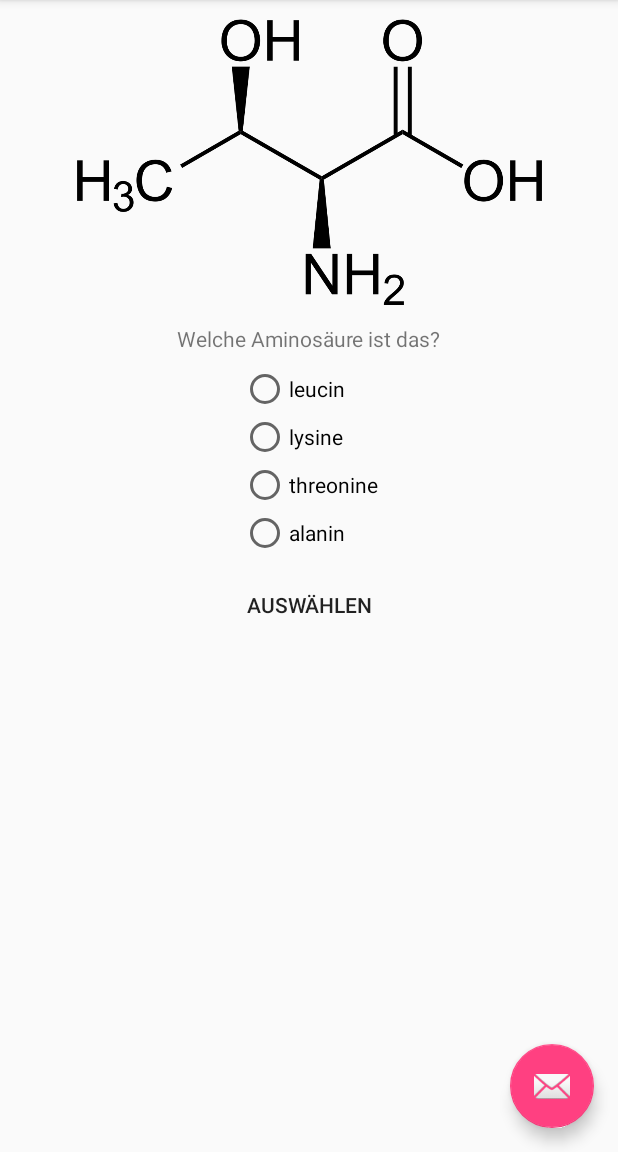
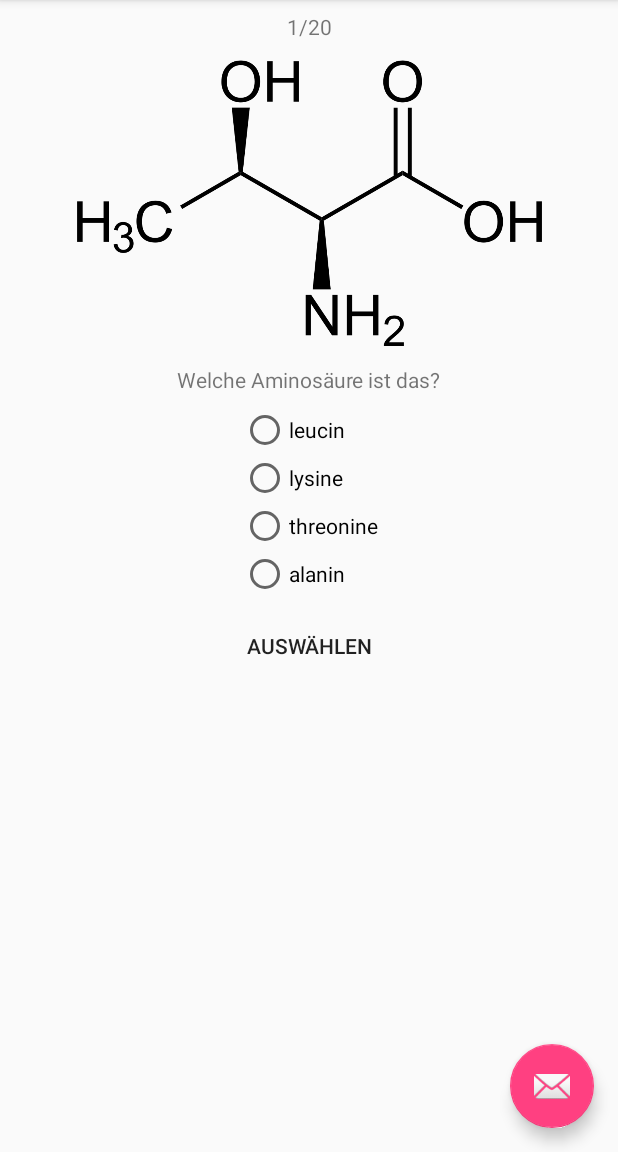
Before and after one commit to fluktuid/Aminos-uren, an Android app: the screen it shows after launch (MainActivity), on a phone screen of 412 x 824 dp, the part 84-1236 px from its top. Run offline under Robolectric (Android 15) with nearby library versions, the phone set to English and light mode, and no system bars.

Commit message:
misc changes

```diff
--- a/app/build.gradle
+++ b/app/build.gradle
@@ -32,9 +32,9 @@ dependencies {
     androidTestCompile('com.android.support.test.espresso:espresso-core:2.2.2', {
         exclude group: 'com.android.support', module: 'support-annotations'
     })
-    compile 'com.android.support:appcompat-v7:26.+'
-    compile 'com.android.support:support-v4:26.+'
-    compile 'com.android.support:design:26.+'
+    compile 'com.android.support:appcompat-v7:26.0.0-alpha1'
+    compile 'com.android.support:support-v4:26.0.0-alpha1'
+    compile 'com.android.support:design:26.0.0-alpha1'
     compile 'com.android.support.constraint:constraint-layout:1.0.2'
     testCompile 'junit:junit:4.12'
 }
--- a/app/src/main/java/de/fluktuid/aminosaeuren/MainActivity.java
+++ b/app/src/main/java/de/fluktuid/aminosaeuren/MainActivity.java
@@ -16,6 +16,7 @@ import android.view.View;
 import android.widget.Button;
 import android.widget.ImageView;
 import android.widget.RadioButton;
+import android.widget.TextView;
 import android.widget.Toast;
 
 import java.util.ArrayList;
@@ -29,6 +30,7 @@ public class MainActivity extends AppCompatActivity
     private Random random = new Random();
     private ArrayList<Aminosäure> leftOverAcidList = new ArrayList<>();
     private ArrayList<Aminosäure> acidList = new ArrayList<>();
+    private TextView position;
 
     @SuppressWarnings("deprecation")
     @Override
@@ -50,6 +52,8 @@ public class MainActivity extends AppCompatActivity
 
         NavigationView navigationView = (NavigationView) findViewById(R.id.nav_view);
         navigationView.setNavigationItemSelectedListener(this);
+
+        position = (TextView) findViewById(R.id.position);
 
         leftOverAcidList = loadAminosaeuren();
         acidList = new ArrayList<>(leftOverAcidList);
@@ -153,7 +157,10 @@ public class MainActivity extends AppCompatActivity
     private Aminosäure currentAmino = null;
 
     private void setAminosaeure() {
+        if (currentAmino != null)
+            leftOverAcidList.remove(currentAmino);
         int chosen = random.nextInt(leftOverAcidList.size());
+        position.setText((acidList.size() - leftOverAcidList.size()) + 1 + "/" + acidList.size());
         currentAmino = leftOverAcidList.get(chosen);
         acid.setImageDrawable(currentAmino.getDrawable());
         int[] x;
@@ -189,6 +196,10 @@ public class MainActivity extends AppCompatActivity
             Toast.makeText(this, "Die Antwort war korrekt.", Toast.LENGTH_SHORT).show();
         else
             Toast.makeText(this, "Die Antwort war falsch.\nKorrekt wäre " + currentAmino.getName() + " gewesen.", Toast.LENGTH_SHORT).show();
-        setAminosaeure();
+        if (leftOverAcidList.size() > 0)
+            setAminosaeure();
+        else {
+            //fertig
+        }
     }
 }
--- a/app/src/main/res/layout/content_main.xml
+++ b/app/src/main/res/layout/content_main.xml
@@ -8,47 +8,59 @@
     tools:context="de.fluktuid.aminosaeuren.MainActivity"
     tools:showIn="@layout/app_bar_main">
 
+    <TextView
+        android:id="@+id/position"
+        android:layout_width="wrap_content"
+        android:layout_height="wrap_content"
+        android:lines="1"
+        app:layout_constraintTop_toTopOf="parent"
+        android:layout_marginTop="8dp"
+        android:layout_marginRight="8dp"
+        app:layout_constraintRight_toRightOf="parent"
+        android:layout_marginLeft="8dp"
+        app:layout_constraintLeft_toLeftOf="parent" />
+
     <ImageView
         android:id="@+id/acid"
         android:layout_width="360dp"
         android:layout_height="200dp"
+        android:layout_marginEnd="8dp"
         android:layout_marginLeft="8dp"
         android:layout_marginRight="8dp"
-        android:layout_marginTop="8dp"
+        android:layout_marginStart="8dp"
         android:contentDescription="Aminosäure"
         android:scaleType="centerInside"
         app:layout_constraintLeft_toLeftOf="parent"
         app:layout_constraintRight_toRightOf="parent"
-        app:layout_constraintTop_toTopOf="parent"
-        android:layout_marginStart="8dp"
-        android:layout_marginEnd="8dp" />
+        android:layout_marginTop="8dp"
+        app:layout_constraintTop_toBottomOf="@+id/position" />
 
     <TextView
         android:id="@+id/textView2"
         android:layout_width="wrap_content"
         android:layout_height="wrap_content"
+        android:layout_marginEnd="8dp"
         android:layout_marginLeft="8dp"
         android:layout_marginRight="8dp"
+        android:layout_marginStart="8dp"
         android:layout_marginTop="8dp"
         android:text="@string/welche_aminosaeure"
         app:layout_constraintLeft_toLeftOf="parent"
         app:layout_constraintRight_toRightOf="parent"
-        app:layout_constraintTop_toBottomOf="@+id/acid"
-        android:layout_marginStart="8dp"
-        android:layout_marginEnd="8dp" />
+        app:layout_constraintTop_toBottomOf="@+id/acid" />
 
     <RadioGroup
         android:id="@+id/radioGroup"
         android:layout_width="wrap_content"
         android:layout_height="wrap_content"
+        android:layout_marginEnd="8dp"
         android:layout_marginLeft="8dp"
         android:layout_marginRight="8dp"
+        android:layout_marginStart="8dp"
         android:layout_marginTop="8dp"
         app:layout_constraintLeft_toLeftOf="parent"
         app:layout_constraintRight_toRightOf="parent"
-        app:layout_constraintTop_toBottomOf="@+id/textView2"
-        android:layout_marginStart="8dp"
-        android:layout_marginEnd="8dp">
+        app:layout_constraintTop_toBottomOf="@+id/textView2">
 
         <RadioButton
             android:id="@+id/radio0"
@@ -76,18 +88,18 @@
     </RadioGroup>
 
     <Button
+        android:id="@+id/choose"
         style="@style/Widget.AppCompat.Button.Borderless"
         android:layout_width="wrap_content"
         android:layout_height="wrap_content"
-        android:id="@+id/choose"
+        android:layout_marginEnd="8dp"
         android:layout_marginLeft="8dp"
         android:layout_marginRight="8dp"
+        android:layout_marginStart="8dp"
         android:layout_marginTop="8dp"
         android:text="@string/choose"
         app:layout_constraintLeft_toLeftOf="parent"
         app:layout_constraintRight_toRightOf="parent"
-        app:layout_constraintTop_toBottomOf="@+id/radioGroup"
-        android:layout_marginStart="8dp"
-        android:layout_marginEnd="8dp" />
+        app:layout_constraintTop_toBottomOf="@+id/radioGroup" />
 
 </android.support.constraint.ConstraintLayout>
```
